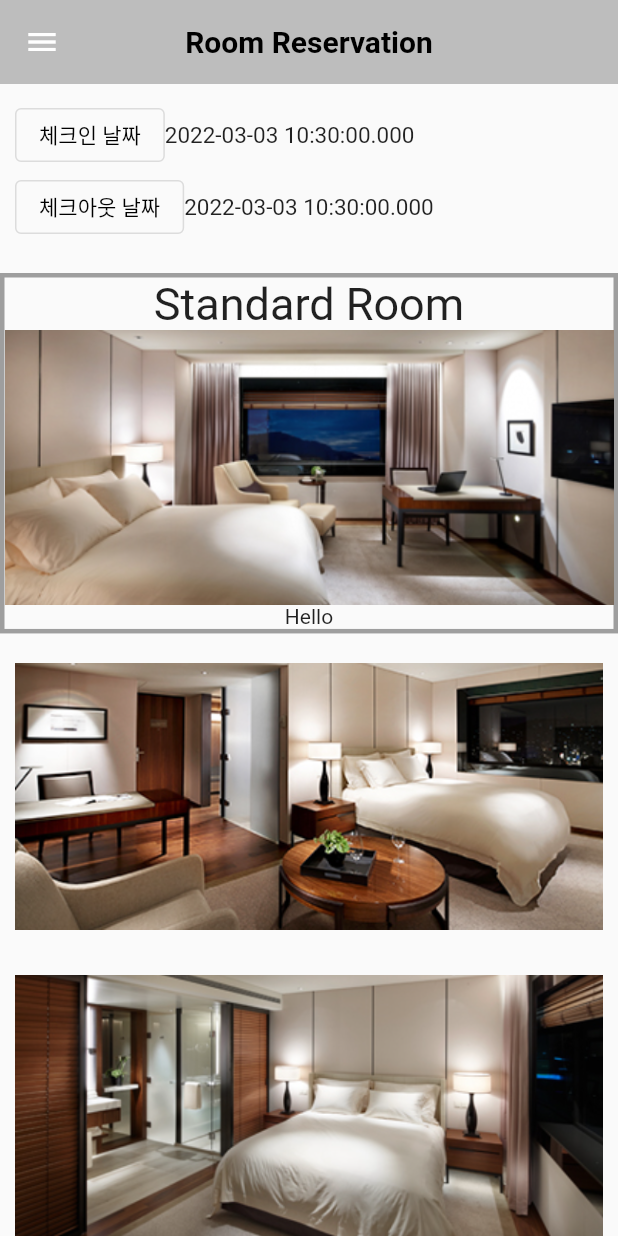
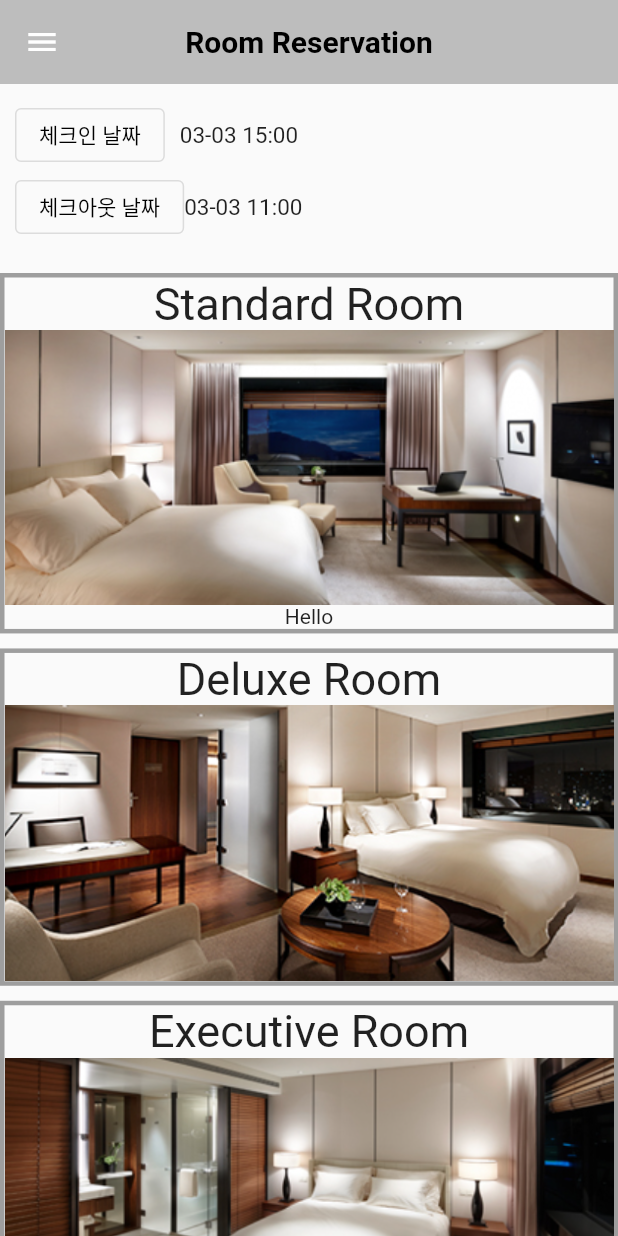
Before and after one commit to hallu0317/Capstone_Design_TUK, a Flutter app: the screen it shows once a user with an empty profile is signed in, after a tap on "예약", on a phone screen of 412 x 824 dp. Run offline on Flutter 3.47's test engine with Material 2 defaults, Android fonts, the phone set to English and light mode, and no system bars; our stand-ins replace cloud_firestore, firebase_auth, firebase_core, get, google_sign_in; accounts and stored records are empty; network calls fail.

Commit message:
예약 수정중

```diff
--- a/FlutterLogin-main/FlutterLogin-main/lib/regions_reservation.dart
+++ b/FlutterLogin-main/FlutterLogin-main/lib/regions_reservation.dart
@@ -127,8 +127,11 @@ class _ReservationState extends State<Reservation> {
                               });
                             });
                           }),
+                      SizedBox(
+                        width: 10.0,
+                      ),
                       Text(
-                        '$_selectedDate_in',
+                        '${_selectedDate_in.month.toString().padLeft(2, '0')}-${_selectedDate_in.day.toString().padLeft(2, '0')} 15:00',
                         style: TextStyle(fontSize: 15),
                       ),
                     ],
@@ -159,7 +162,7 @@ class _ReservationState extends State<Reservation> {
                             });
                           }),
                       Text(
-                        '$_selectedDate_out',
+                        '${_selectedDate_out.month.toString().padLeft(2, '0')}-${_selectedDate_out.day.toString().padLeft(2, '0')} 11:00',
                         style: TextStyle(fontSize: 15),
                       ),
                     ],
@@ -195,18 +198,66 @@ class _ReservationState extends State<Reservation> {
             ),
             SizedBox(height: 10.0),
             Container(
-              padding: EdgeInsets.all(10.0),
-              child: Image(image: AssetImage("img/room_img/Deluxe.PNG")),
+              decoration: BoxDecoration(
+                border: Border.all(color: Colors.grey, width: 3),
+              ),
+              child: Column(
+                children: [
+                  Container(
+                    child: Center(
+                      child: Text(
+                        'Deluxe Room',
+                        style: TextStyle(
+                          fontSize: 30.0,
+                        ),
+                      ),
+                    ),
+                  ),
+                  Image(image: AssetImage("img/room_img/Deluxe.PNG")),
+                ],
+              ),
             ),
             SizedBox(height: 10.0),
             Container(
-              padding: EdgeInsets.all(10.0),
-              child: Image(image: AssetImage("img/room_img/Executive.PNG")),
+              decoration: BoxDecoration(
+                border: Border.all(color: Colors.grey, width: 3),
+              ),
+              child: Column(
+                children: [
+                  Container(
+                    child: Center(
+                      child: Text(
+                        'Executive Room',
+                        style: TextStyle(
+                          fontSize: 30.0,
+                        ),
+                      ),
+                    ),
+                  ),
+                  Image(image: AssetImage("img/room_img/Executive.PNG")),
+                ],
+              ),
             ),
             SizedBox(height: 10.0),
             Container(
-              padding: EdgeInsets.all(10.0),
-              child: Image(image: AssetImage("img/room_img/Suite.PNG")),
+              decoration: BoxDecoration(
+                border: Border.all(color: Colors.grey, width: 3),
+              ),
+              child: Column(
+                children: [
+                  Container(
+                    child: Center(
+                      child: Text(
+                        'Suite Room',
+                        style: TextStyle(
+                          fontSize: 30.0,
+                        ),
+                      ),
+                    ),
+                  ),
+                  Image(image: AssetImage("img/room_img/Suite.PNG")),
+                ],
+              ),
             )
           ]),
         ),
```
